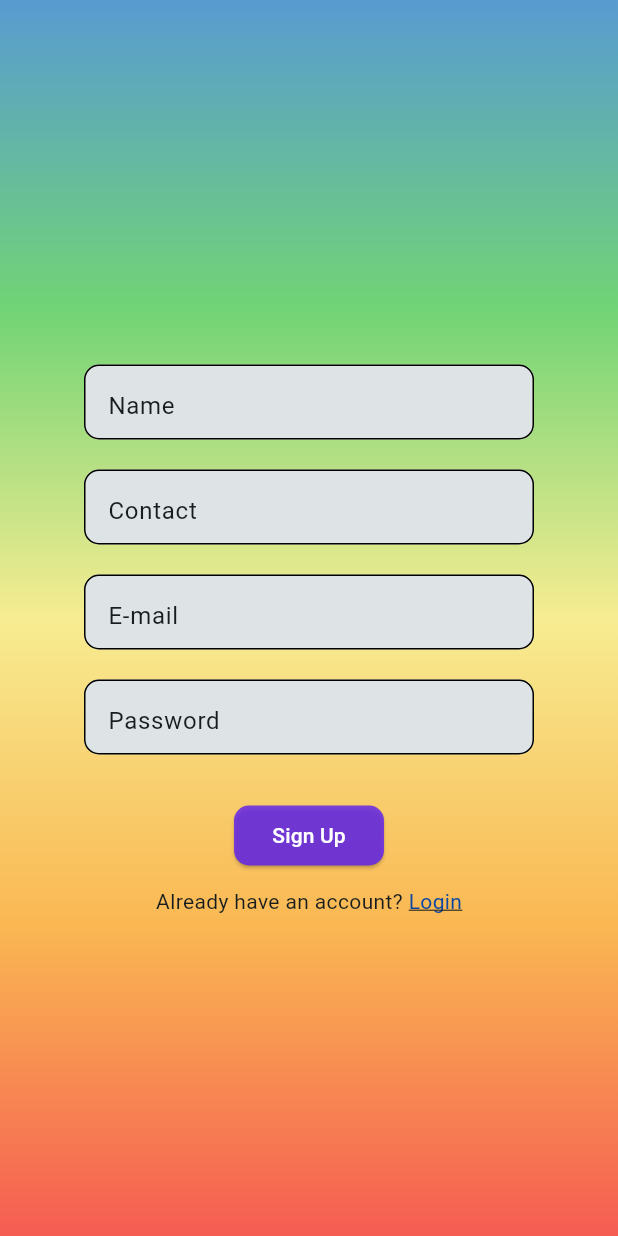
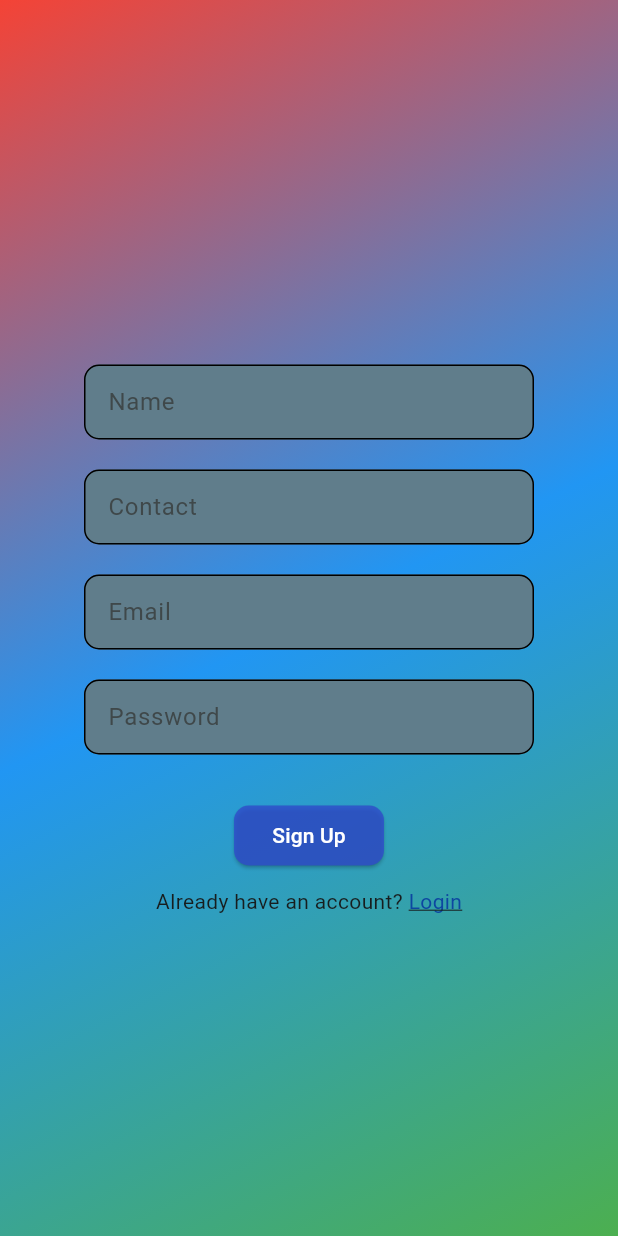
Before and after one commit to Lucifer-Aspire-A315/myapp, a Flutter app: the screen it shows after launch, on a phone screen of 412 x 824 dp. Run offline on Flutter 3.47's test engine with Material 3 defaults, Android fonts, the light colour scheme and no system bars.

Commit message:
label added

```diff
--- a/lib/main.dart
+++ b/lib/main.dart
@@ -1,3 +1,4 @@
+import 'package:flutter/gestures.dart';
 import 'package:flutter/material.dart';
 import 'package:myapp/LoginPage.dart';
 
@@ -12,6 +13,7 @@ class MyApp extends StatelessWidget {
   @override
   Widget build(BuildContext context) {
     return MaterialApp(
+      debugShowCheckedModeBanner: false,
       title: 'Flutter Demo',
       theme: ThemeData(
         primaryColor: const Color.fromARGB(96, 24, 22, 22),
@@ -35,24 +37,9 @@ class Signin extends StatelessWidget {
     );
     return Scaffold(
       body: Container(
-        width: double.infinity,
-        height: double.infinity,
-        decoration: const BoxDecoration(
-            gradient: LinearGradient(
-          colors: [
-            Color.fromARGB(255, 88, 155, 209),
-            Color.fromARGB(255, 113, 212, 117),
-            Color.fromARGB(255, 247, 236, 145),
-            Color.fromARGB(255, 250, 183, 82),
-            Color.fromARGB(255, 245, 92, 82),
-          ],
-          begin: Alignment.topCenter,
-          end: Alignment.bottomCenter,
-          stops: [0.0, 0.25, 0.5, 0.75, 1.0],
-        )),
-        // decoration: BoxDecoration(
-        //   gradient: linearGradient,
-        // ),
+        decoration: BoxDecoration(
+          gradient: linearGradient,
+        ),
         child: Center(
           child: Column(
             mainAxisAlignment: MainAxisAlignment.center,
@@ -61,9 +48,12 @@ class Signin extends StatelessWidget {
                 height: 30,
               ),
               TextFormField(
-                controller: TextEditingController(text: 'Name'),
+                controller: TextEditingController(),
                 decoration: InputDecoration(
+                    labelText: "Name",
+                    hintText: "Enter your name",
                     filled: true,
+                    fillColor: Colors.blueGrey,
                     constraints: const BoxConstraints(
                       maxHeight: 50,
                       maxWidth: 300,
@@ -79,9 +69,12 @@ class Signin extends StatelessWidget {
                 height: 20,
               ),
               TextFormField(
-                controller: TextEditingController(text: 'Contact'),
+                controller: TextEditingController(),
                 decoration: InputDecoration(
+                    labelText: "Contact",
+                    hintText: "Enter your contact number",
                     filled: true,
+                    fillColor: Colors.blueGrey,
                     constraints: const BoxConstraints(
                       maxHeight: 50,
                       maxWidth: 300,
@@ -97,9 +90,12 @@ class Signin extends StatelessWidget {
                 height: 20,
               ),
               TextFormField(
-                controller: TextEditingController(text: 'E-mail'),
+                controller: TextEditingController(),
                 decoration: InputDecoration(
+                    labelText: "Email",
+                    hintText: "Enter your email",
                     filled: true,
+                    fillColor: Colors.blueGrey,
                     constraints: const BoxConstraints(
                       maxHeight: 50,
                       maxWidth: 300,
@@ -115,9 +111,12 @@ class Signin extends StatelessWidget {
                 height: 20,
               ),
               TextFormField(
-                controller: TextEditingController(text: 'Password'),
+                controller: TextEditingController(),
                 decoration: InputDecoration(
+                    labelText: "Password",
+                    hintText: "Enter your password",
                     filled: true,
+                    fillColor: Colors.blueGrey,
                     constraints: const BoxConstraints(
                       maxHeight: 50,
                       maxWidth: 300,
@@ -136,7 +135,7 @@ class Signin extends StatelessWidget {
                 onPressed: () {},
                 style: ElevatedButton.styleFrom(
                   fixedSize: const Size(100, 40),
-                  backgroundColor: const Color.fromARGB(204, 95, 31, 243),
+                  backgroundColor: const Color.fromARGB(204, 47, 76, 204),
                   foregroundColor: Colors.white,
                   shape: RoundedRectangleBorder(
                     borderRadius: BorderRadius.circular(10),
@@ -153,17 +152,18 @@ class Signin extends StatelessWidget {
                   children: [
                     TextSpan(
                         text: 'Login',
-                        onEnter: (event) {
-                          Navigator.push(
-                            context,
-                            MaterialPageRoute(
-                                builder: (context) => const Login()),
-                          );
-                        },
                         style: TextStyle(
                           color: Colors.blue.shade900,
                           decoration: TextDecoration.underline,
-                        ))
+                        ),
+                        recognizer: TapGestureRecognizer()
+                          ..onTap = () {
+                            Navigator.push(
+                              context,
+                              MaterialPageRoute(
+                                  builder: (context) => const Login()),
+                            );
+                          }),
                   ],
                 ),
               ),
```
Also changed, not shown: lib/LoginPage.dart (+21 -17 lines).
